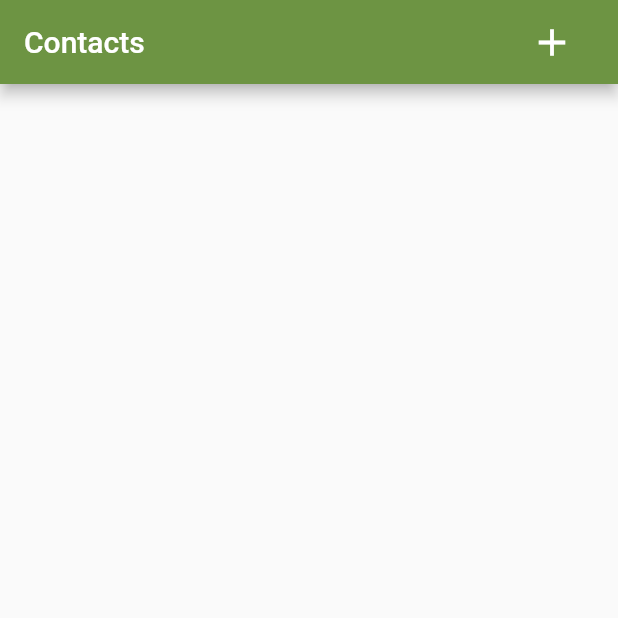
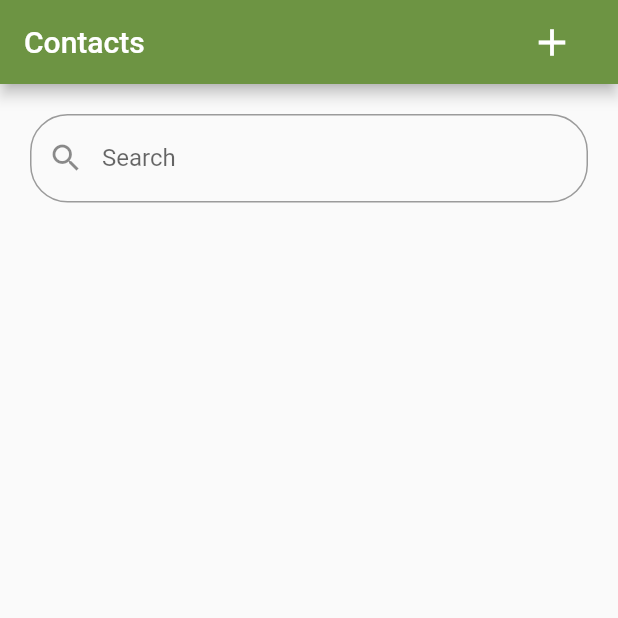
Before and after one commit to Uniquegaurav/contact_flutter, a Flutter app: the screen it shows after launch, on a phone screen of 412 x 824 dp, the top half of it. Run offline on Flutter 3.47's test engine with Material 2 defaults, Android fonts, the phone set to English and light mode, and no system bars; our stand-ins replace contacts_service, get, hive, hive_flutter, permission_handler; accounts and stored records are empty.

```diff
--- a/contacts/lib/util/contact_provider.dart
+++ b/contacts/lib/controllers/contact_controller.dart
@@ -1,22 +1,25 @@
 import 'dart:typed_data';
-import 'package:flutter/material.dart';
 import 'package:hive_flutter/adapters.dart';
 import 'package:contacts_service/contacts_service.dart';
 import 'package:contacts/model/contact.dart' as model;
 import 'package:contacts/util/constants.dart';
-// import 'package:contacts/permissions/permission_handler.dart';
-// import 'package:permission_handler/permission_handler.dart';
+import 'package:get/get.dart';
+import 'package:permission_handler/permission_handler.dart';
 // Provider class containing methods which invoke notifyListeners on call
 
-class ContactProvider extends ChangeNotifier {
-  ContactProvider() {
+class ContactController extends GetxController {
+  final hiveBox = Hive.box(Constant.BOX_NAME);
+  final hiveList = <model.Contact>[].obs;
+  ContactController() {
     _loadContacts();
   }
   void _loadContacts() async {
     // final PermissionStatus permissionStatus =
     //     await Permissions.getContactPermission();
     // if (permissionStatus == PermissionStatus.granted) {
-    if (Hive.box(Constant.BOX_NAME).keys.isEmpty) {
+    // bool permissionGranted = await Permission.contacts.request().isGranted;
+    // if (permissionGranted) {
+    if (hiveBox.keys.isEmpty) {
       List<Contact> contacts = await ContactsService.getContacts();
       for (var contact in contacts) {
         String contactName = contact.displayName ?? "";
@@ -28,29 +31,36 @@ class ContactProvider extends ChangeNotifier {
         Uint8List? contactAvatar = contact.avatar;
         model.Contact contactVal = model.Contact(
             name: contactName, number: contactNumber, avatar: contactAvatar);
-        Hive.box(Constant.BOX_NAME).add(contactVal);
+        hiveBox.add(contactVal);
       }
       // }
     }
-    notifyListeners();
+    for (int i = 0; i < hiveBox.keys.length; i++) {
+      hiveList.add(hiveBox.getAt(i));
+    }
+    // }
+    // notifyListeners();
   }
 
   void deleteContact(int index) {
     // await ContactsService.deleteContact(contact);
-    Hive.box(Constant.BOX_NAME).deleteAt(index);
-    notifyListeners();
+    hiveBox.deleteAt(index);
+    hiveList.removeAt(index);
+    // notifyListeners();
   }
 
   void addContact(model.Contact contact) {
     // await ContactsService.addContact(contact);
-    Hive.box(Constant.BOX_NAME).add(contact);
-    notifyListeners();
+    hiveBox.add(contact);
+    hiveList.add(contact);
+    // notifyListeners();
   }
 
   void updateContact(int index, model.Contact contact) async {
-    Hive.box(Constant.BOX_NAME).putAt(index, contact);
-    notifyListeners();
+    hiveBox.putAt(index, contact);
+    hiveList[index] = contact;
+    // notifyListeners();
   }
 
-  get getContactList => Hive.box(Constant.BOX_NAME);
+  get getContactList => hiveBox;
 }
--- /dev/null
+++ b/contacts/lib/controllers/home_controller.dart
@@ -0,0 +1,16 @@
+import 'package:contacts/model/contact.dart';
+import 'package:get/get.dart';
+
+class HomeController extends GetxController {
+  RxList<Contact> displayedContactList = <Contact>[].obs;
+  HomeController(this.displayedContactList);
+
+  void filterContactList(List<Contact> contacts, String searchTerm) {
+    RxList<Contact> filteredContactList = <Contact>[].obs;
+    filteredContactList.addAll(contacts);
+    filteredContactList.retainWhere((contact) {
+      return contact.name.toLowerCase().contains(searchTerm);
+    });
+    displayedContactList = filteredContactList;
+  }
+}
--- a/contacts/lib/screens/home/home_screen.dart
+++ b/contacts/lib/screens/home/home_screen.dart
@@ -1,7 +1,8 @@
-import 'package:contacts/util/contact_provider.dart';
+// import 'package:contacts/controllers/contact_controller.dart';
 import 'package:contacts/screens/home/home_screen_widget.dart';
 import 'package:flutter/material.dart';
-import 'package:provider/provider.dart';
+// import 'package:provider/provider.dart';
+import 'package:get/get.dart';
 
 class Home extends StatefulWidget {
   const Home({Key? key}) : super(key: key);
@@ -18,11 +19,8 @@ class _HomeState extends State<Home> {
 
   @override
   Widget build(BuildContext context) {
-    return MaterialApp(
-      home: ChangeNotifierProvider(
-        create: ((context) => ContactProvider()),
-        child: const HomeScreenWidget(),
-      ),
+    return const GetMaterialApp(
+      home: HomeScreenWidget(),
     );
   }
 }
--- a/contacts/lib/screens/home/home_screen_widget.dart
+++ b/contacts/lib/screens/home/home_screen_widget.dart
@@ -1,10 +1,9 @@
 import 'package:contacts/screens/update/update_screen.dart';
 import 'package:contacts/util/basic_util.dart';
 import 'package:flutter/material.dart';
-import 'package:provider/provider.dart';
 import 'package:contacts/model/contact.dart';
-
-import '../../util/contact_provider.dart';
+import 'package:get/get.dart';
+import '../../controllers/contact_controller.dart';
 import '../../util/strings.dart';
 
 class HomeScreenWidget extends StatefulWidget {
@@ -15,10 +14,9 @@ class HomeScreenWidget extends StatefulWidget {
 }
 
 class _HomeScreenWidgetState extends State<HomeScreenWidget> {
+  final contactController = Get.put(ContactController());
   @override
   Widget build(BuildContext context) {
-    return Consumer<ContactProvider>(
-        builder: ((context, contactListProvider, child) {
     return Scaffold(
       appBar: AppBar(
         title: const Text('Contacts'),
@@ -34,7 +32,7 @@ class _HomeScreenWidgetState extends State<HomeScreenWidget> {
                 })));
                 newContact == null
                     ? null
-                      : contactListProvider.addContact(newContact);
+                    : contactController.addContact(newContact);
               },
               icon: const Icon(Icons.add),
               iconSize: 30.0,
@@ -44,7 +42,6 @@ class _HomeScreenWidgetState extends State<HomeScreenWidget> {
       ),
       body: const ContactListWIdget(),
     );
-    }));
   }
 }
 
@@ -58,20 +55,88 @@ class ContactListWIdget extends StatefulWidget {
 }
 
 class _ContactListWIdgetState extends State<ContactListWIdget> {
+  TextEditingController searchController = TextEditingController();
+  RxList<Contact> filteredContactList = <Contact>[].obs;
+  RxList<Contact> contacts = <Contact>[].obs;
+  final contactController = Get.find<ContactController>();
+  @override
+  void initState() {
+    super.initState();
+    contacts = contactController.hiveList;
+  }
+
+  filterContact() {
+    List<Contact> filter = [];
+    // filteredContactList.clear();
+    filter.addAll(contacts);
+    if (searchController.text.isNotEmpty) {
+      filter.retainWhere((contact) {
+        return contact.name
+            .toLowerCase()
+            .contains(searchController.text.toLowerCase());
+      });
+    }
+    setState(() {
+      filteredContactList.clear();
+      filteredContactList.addAll(filter);
+    });
+  }
+
   @override
   Widget build(BuildContext context) {
-    return Consumer<ContactProvider>(
-        builder: ((context, contactListProvider, child) {
-      final contacts = contactListProvider.getContactList;
+    return Obx(() {
+      searchController.addListener(() {
+        filterContact();
+      });
+      // var contacts = contactController.hiveList;
+      // final homeController = Get.put(HomeController(contacts));
+      // searchController.addListener(() {
+      //   filterContact(contacts);
+      // });er
+      // if (searchController.text.isNotEmpty) {
+      //   contacts = contactListProvider
+      //       .getFilteredContactList(searchController.text.toLowerCase());
+      // }
+
+      // contacts = displayedContact;
+      // filteredContactList = [];
+      // filteredContactList.addAll(contacts);
+      // searchController.addListener(() {
+      //   if (searchController.text.isNotEmpty) {
+      //     filteredContactList.retainWhere((contact) {
+      //       return contact.name
+      //           .toLowerCase()
+      //           .contains(searchController.text.toLowerCase());
+      //     });
+      //   }
+      // });
+      bool isSearching = searchController.text.isNotEmpty;
+
       return Container(
         padding: const EdgeInsets.fromLTRB(5, 10, 5, 5),
         child: ListView(
           children: <Widget>[
+            Container(
+              padding: const EdgeInsets.fromLTRB(15, 10, 15, 5),
+              child: TextField(
+                controller: searchController,
+                decoration: InputDecoration(
+                    labelText: 'Search',
+                    border: OutlineInputBorder(
+                      borderSide: const BorderSide(color: Colors.pinkAccent),
+                      borderRadius: BorderRadius.circular(25.0),
+                    ),
+                    prefixIcon: const Icon(Icons.search)),
+              ),
+            ),
             ListView.builder(
                 shrinkWrap: true,
-                itemCount: contacts.length,
+                itemCount:
+                    isSearching ? filteredContactList.length : contacts.length,
                 itemBuilder: ((context, index) {
-                  Contact contact = contacts.getAt(index);
+                  Contact contact = isSearching
+                      ? filteredContactList[index]
+                      : contacts[index];
                   String initals = BasicUtil.getNameInitials(contact.name);
                   return ListTile(
                     onTap: () async {
@@ -81,8 +146,7 @@ class _ContactListWIdgetState extends State<ContactListWIdget> {
                       })));
                       newContact == null
                           ? null
-                          : contactListProvider.updateContact(
-                              index, newContact);
+                          : contactController.updateContact(index, newContact);
                     },
                     title: Text(contact.name),
                     subtitle: Text(contact.number),
@@ -117,8 +181,15 @@ class _ContactListWIdgetState extends State<ContactListWIdget> {
                               TextButton(
                                 child: Text(strings.yes),
                                 onPressed: () {
-                                  contactListProvider.deleteContact(index);
+                                  contactController.deleteContact(index);
                                   Navigator.of(ctx).pop();
+                                  Get.snackbar(
+                                    'Deleted',
+                                    '${contact.name} deleted',
+                                    snackPosition: SnackPosition.BOTTOM,
+                                    backgroundColor: Colors.green,
+                                    colorText: Colors.white,
+                                  );
                                 },
                               ),
                             ],
@@ -134,6 +205,6 @@ class _ContactListWIdgetState extends State<ContactListWIdget> {
           ],
         ),
       );
-    }));
+    });
   }
 }
--- a/contacts/pubspec.yaml
+++ b/contacts/pubspec.yaml
@@ -35,6 +35,7 @@ dependencies:
   provider: ^6.0.3
   permission_handler: ^8.3.0
   path_provider: ^2.0.8
+  get: ^4.6.5
   form_validator: ">=0.1.1 <2.0.0"
 
 
```
Also changed, not shown: contacts/lib/permissions/permissions_dialog.dart (renamed from contacts/lib/permissions/permission_dialog.dart), contacts/lib/permissions/permissions_handler.dart (renamed from contacts/lib/permissions/permission_handler.dart), contacts/pubspec.lock, 1 other file. Lines whose indentation alone changed are shown as unchanged.
